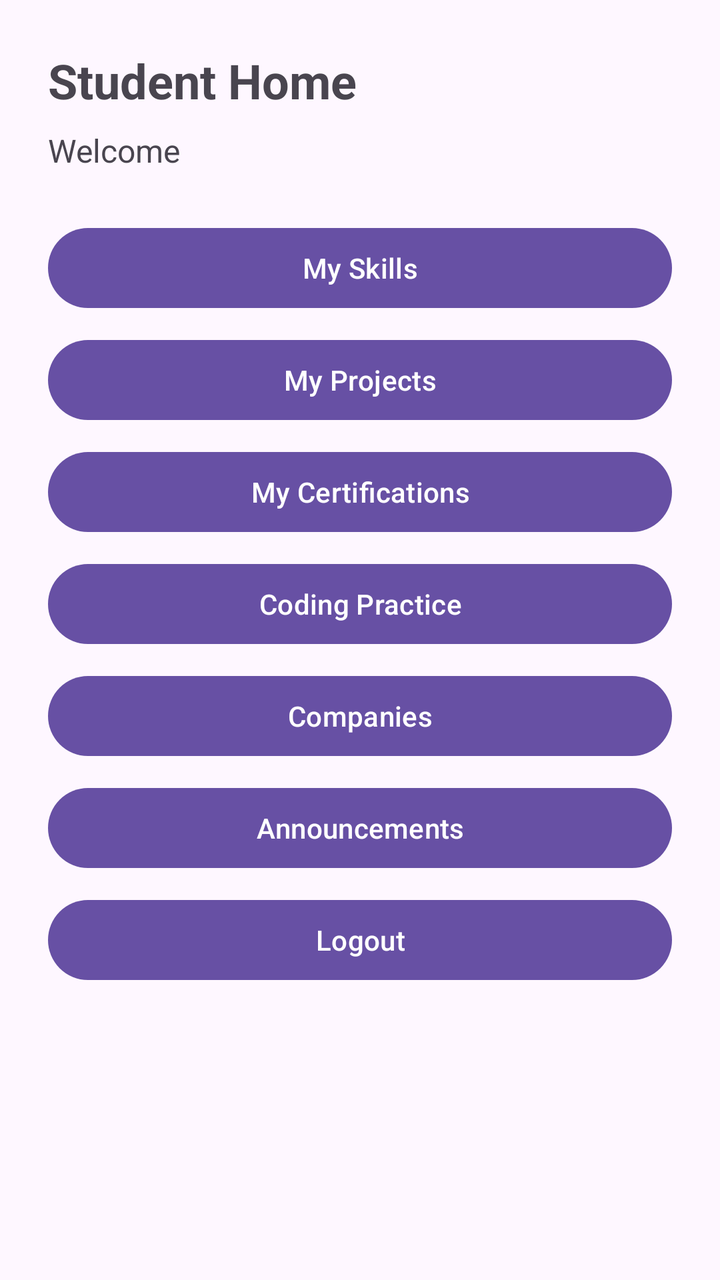
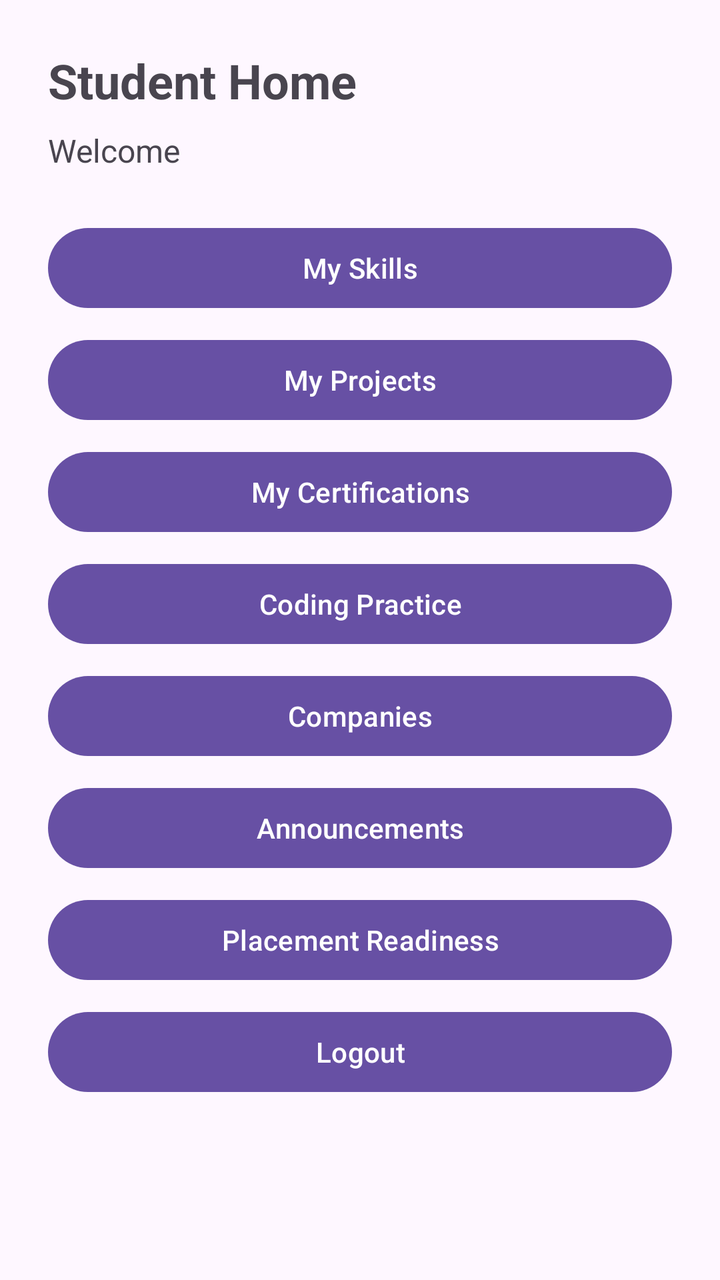

An Android layout rendered at two revisions. The XML below is the earlier revision; the diff shows what the commit changed to produce the second picture.
<!-- AndroidManifest.xml: application theme Theme.StudentSkillsPlacementTracker -->
<!-- res/layout/activity_student_home.xml -->
<?xml version="1.0" encoding="utf-8"?>
<ScrollView xmlns:android="http://schemas.android.com/apk/res/android"
    android:layout_width="match_parent"
    android:layout_height="match_parent"
    android:fillViewport="true">

    <LinearLayout
        android:layout_width="match_parent"
        android:layout_height="wrap_content"
        android:orientation="vertical"
        android:padding="24dp">

        <TextView
            android:id="@+id/studentHomeTitleTextView"
            android:layout_width="wrap_content"
            android:layout_height="wrap_content"
            android:text="@string/student_home_title"
            android:textSize="24sp"
            android:textStyle="bold"
            android:layout_marginBottom="8dp" />

        <TextView
            android:id="@+id/welcomeTextView"
            android:layout_width="match_parent"
            android:layout_height="wrap_content"
            android:text="@string/student_home_welcome_unknown"
            android:textSize="16sp"
            android:layout_marginBottom="24dp" />

        <ProgressBar
            android:id="@+id/profileProgressBar"
            android:layout_width="wrap_content"
            android:layout_height="wrap_content"
            android:layout_gravity="center_horizontal"
            android:layout_marginBottom="16dp"
            android:visibility="gone" />

        <TextView
            android:id="@+id/profileMessageTextView"
            android:layout_width="match_parent"
            android:layout_height="wrap_content"
            android:textSize="16sp"
            android:layout_marginBottom="16dp"
            android:visibility="gone" />

        <LinearLayout
            android:id="@+id/profileContainer"
            android:layout_width="match_parent"
            android:layout_height="wrap_content"
            android:orientation="vertical"
            android:layout_marginBottom="24dp"
            android:visibility="gone">

            <TextView
                android:layout_width="wrap_content"
                android:layout_height="wrap_content"
                android:text="@string/student_home_profile_section"
                android:textSize="18sp"
                android:textStyle="bold"
                android:layout_marginBottom="8dp" />

            <TextView
                android:id="@+id/nameTextView"
                android:layout_width="match_parent"
                android:layout_height="wrap_content"
                android:textSize="16sp"
                android:paddingBottom="4dp" />

            <TextView
                android:id="@+id/emailTextView"
                android:layout_width="match_parent"
                android:layout_height="wrap_content"
                android:textSize="16sp"
                android:paddingBottom="4dp" />

            <TextView
                android:id="@+id/departmentTextView"
                android:layout_width="match_parent"
                android:layout_height="wrap_content"
                android:textSize="16sp"
                android:paddingBottom="4dp" />

            <TextView
                android:id="@+id/yearTextView"
                android:layout_width="match_parent"
                android:layout_height="wrap_content"
                android:textSize="16sp"
                android:paddingBottom="4dp" />

            <TextView
                android:id="@+id/cgpaTextView"
                android:layout_width="match_parent"
                android:layout_height="wrap_content"
                android:textSize="16sp" />

        </LinearLayout>

        <Button
            android:id="@+id/skillsButton"
            android:layout_width="match_parent"
            android:layout_height="wrap_content"
            android:layout_marginBottom="8dp"
            android:text="@string/btn_my_skills" />

        <Button
            android:id="@+id/projectsButton"
            android:layout_width="match_parent"
            android:layout_height="wrap_content"
            android:layout_marginBottom="8dp"
            android:text="@string/btn_my_projects" />

        <Button
            android:id="@+id/certificationsButton"
            android:layout_width="match_parent"
            android:layout_height="wrap_content"
            android:layout_marginBottom="8dp"
            android:text="@string/btn_my_certifications" />

        <Button
            android:id="@+id/codingButton"
            android:layout_width="match_parent"
            android:layout_height="wrap_content"
            android:layout_marginBottom="8dp"
            android:text="@string/btn_my_coding" />

        <Button
            android:id="@+id/companiesButton"
            android:layout_width="match_parent"
            android:layout_height="wrap_content"
            android:layout_marginBottom="8dp"
            android:text="@string/btn_companies" />

        <Button
            android:id="@+id/announcementsButton"
            android:layout_width="match_parent"
            android:layout_height="wrap_content"
            android:layout_marginBottom="8dp"
            android:text="@string/btn_announcements" />

        <Button
            android:id="@+id/logoutButton"
            android:layout_width="match_parent"
            android:layout_height="wrap_content"
            android:text="@string/btn_logout" />

    </LinearLayout>

</ScrollView>
<!-- resources referenced by this layout -->
<resources>
  <string name="btn_announcements">Announcements</string>
  <string name="btn_companies">Companies</string>
  <string name="btn_logout">Logout</string>
  <string name="btn_my_certifications">My Certifications</string>
  <string name="btn_my_coding">Coding Practice</string>
  <string name="btn_my_projects">My Projects</string>
  <string name="btn_my_skills">My Skills</string>
  <string name="student_home_profile_section">Profile</string>
  <string name="student_home_title">Student Home</string>
  <string name="student_home_welcome_unknown">Welcome</string>
  <style name="Theme.StudentSkillsPlacementTracker" parent="Base.Theme.StudentSkillsPlacementTracker" />
  <style name="Base.Theme.StudentSkillsPlacementTracker" parent="Theme.Material3.DayNight.NoActionBar">
          
          
      </style>
</resources>

<!-- the commit's change to res/layout/activity_student_home.xml (unified diff, before → after) -->
@@ -138,6 +138,13 @@
             android:text="@string/btn_announcements" />
 
         <Button
+            android:id="@+id/readinessButton"
+            android:layout_width="match_parent"
+            android:layout_height="wrap_content"
+            android:layout_marginBottom="8dp"
+            android:text="@string/btn_placement_readiness" />
+
+        <Button
             android:id="@+id/logoutButton"
             android:layout_width="match_parent"
             android:layout_height="wrap_content"
<!-- resource entries referenced after the edit -->
@@ -7,6 +7,7 @@
   <string name="btn_my_coding">Coding Practice</string>
   <string name="btn_my_projects">My Projects</string>
   <string name="btn_my_skills">My Skills</string>
+  <string name="btn_placement_readiness">Placement Readiness</string>
   <string name="student_home_profile_section">Profile</string>
   <string name="student_home_title">Student Home</string>
   <string name="student_home_welcome_unknown">Welcome</string>
